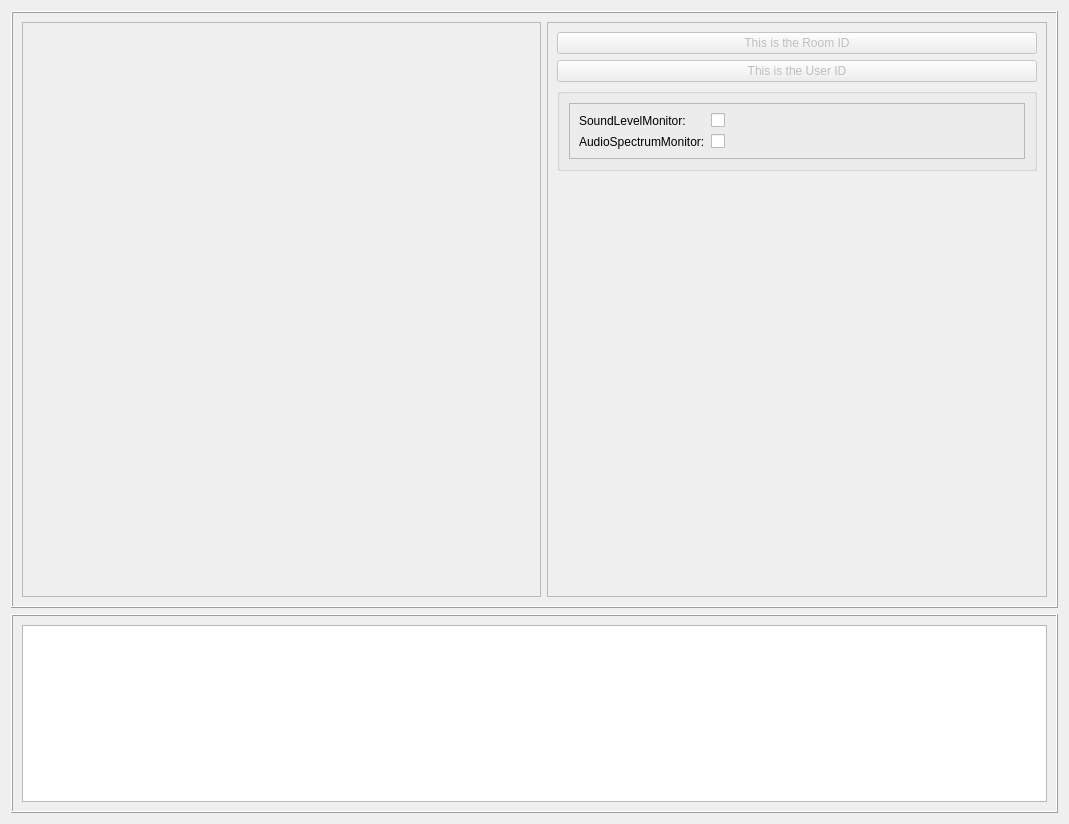
zegoim/zego-express-example-topics-cpp, file ZegoExpressTopicsProject/src/SoundLevel/ZegoSoundLevelDemo.ui: the form before one commit.
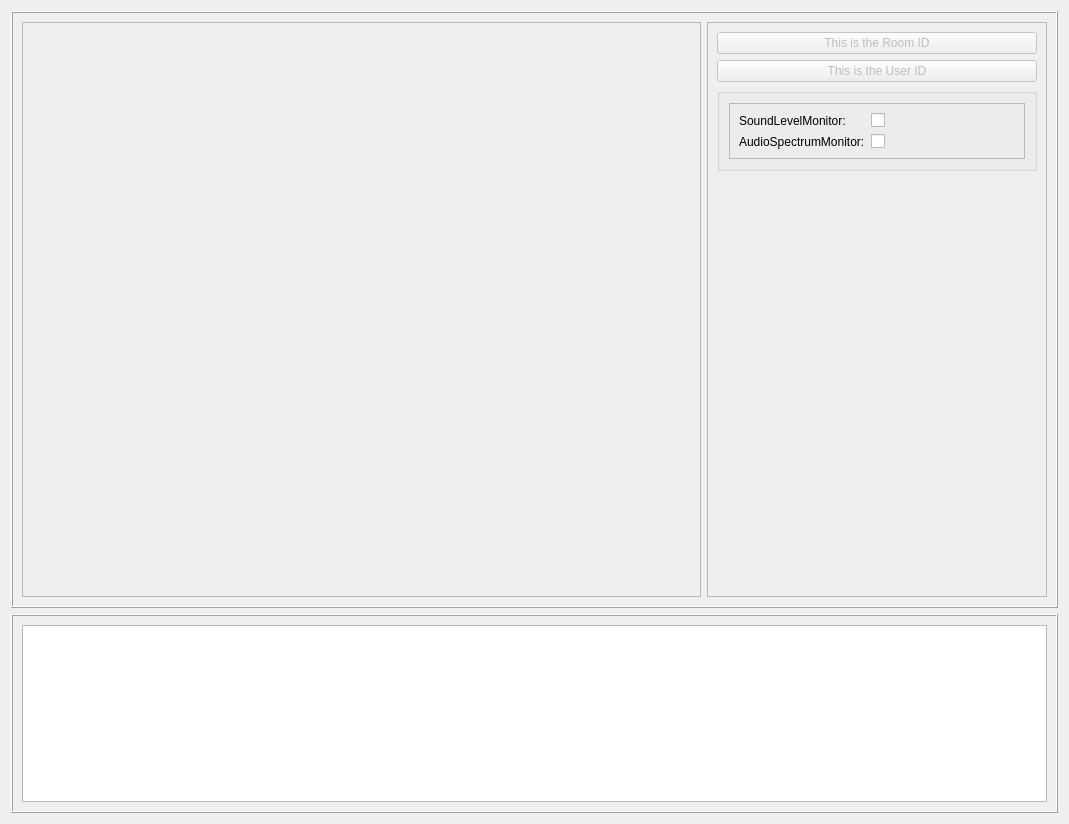
The form after the commit.

Diff of the .ui file:
```diff
--- a/ZegoExpressTopicsProject/src/SoundLevel/ZegoSoundLevelDemo.ui
+++ b/ZegoExpressTopicsProject/src/SoundLevel/ZegoSoundLevelDemo.ui
@@ -22,7 +22,7 @@
      <property name="frameShadow">
       <enum>QFrame::Raised</enum>
      </property>
-     <layout class="QHBoxLayout" name="horizontalLayout" stretch="0,1">
+     <layout class="QHBoxLayout" name="horizontalLayout" stretch="2,1">
       <item>
        <widget class="QFrame" name="frame_3">
         <property name="frameShape">
```
Left out of the diff: 4 changed lines with no effect on the pictures.
